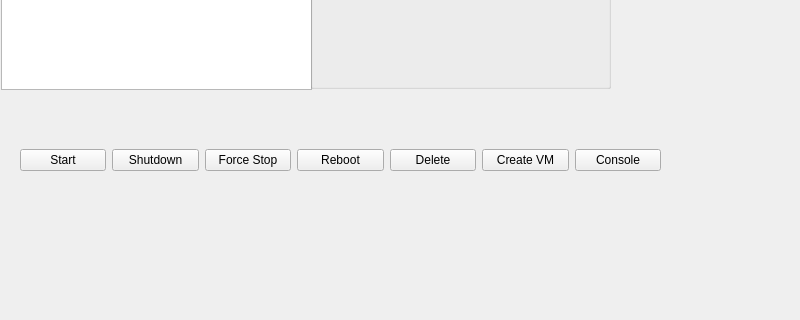
Before: the Qt Designer form yakumo-gui/mainwindow.ui in 3shouo/yakumo, drawn with Qt 5; both pictures show x 0 to 800 and y 162 to 482 of the 800 by 600 pixel window.
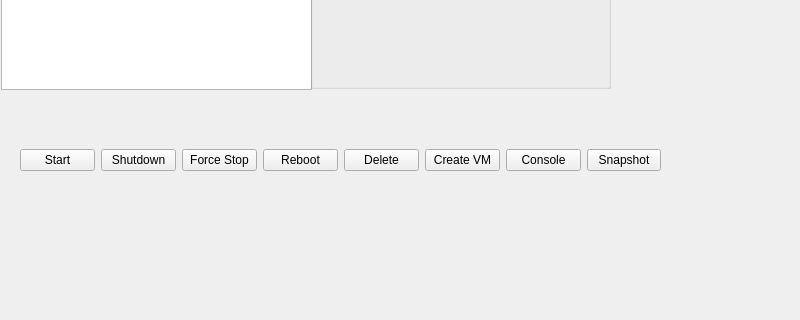
After: the same form once the commit is applied.

Commit message: Add VM snapshot management using internal qcow2 snapshots

What changed in the file:
```diff
--- a/yakumo-gui/mainwindow.ui
+++ b/yakumo-gui/mainwindow.ui
@@ -115,6 +115,13 @@
          </property>
         </widget>
        </item>
+       <item>
+        <widget class="QPushButton" name="snapshotButton">
+         <property name="text">
+          <string>Snapshot</string>
+         </property>
+        </widget>
+       </item>
       </layout>
      </item>
     </layout>
```
The commit also changes 8 other files.
